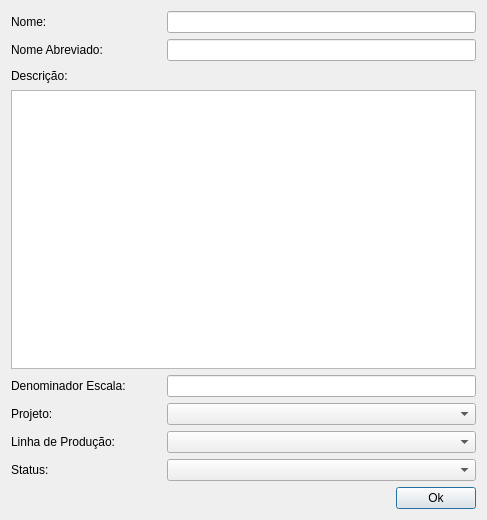
First picture: the form in uis/addLotForm.ui, repository dsgoficial/SAP_Gerente, before the edit.
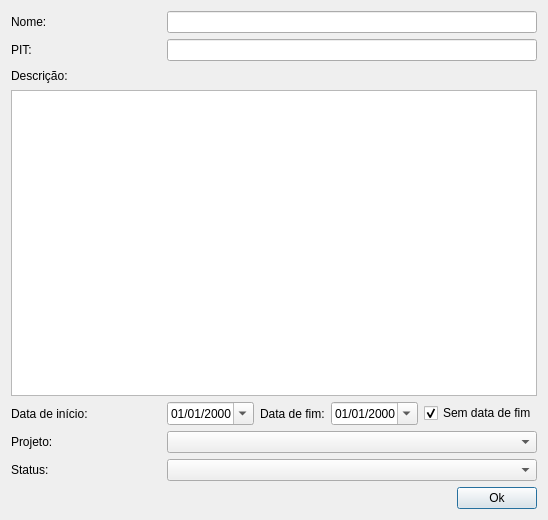
Second picture: the form after the edit.

Patch:
```diff
--- a/uis/addLotForm.ui
+++ b/uis/addLotForm.ui
@@ -69,7 +69,7 @@
         </size>
        </property>
        <property name="text">
-        <string>Nome Abreviado:</string>
+        <string>PIT:</string>
        </property>
       </widget>
      </item>
@@ -150,12 +150,46 @@
         </size>
        </property>
        <property name="text">
-        <string>Denominador Escala:</string>
+        <string>Data de início:</string>
        </property>
       </widget>
      </item>
      <item>
-      <widget class="QLineEdit" name="scaleLe"/>
+      <widget class="QDateEdit" name="dataInicioDe">
+       <property name="calendarPopup">
+        <bool>true</bool>
+       </property>
+       <property name="displayFormat">
+        <string>dd/MM/yyyy</string>
+       </property>
+      </widget>
+     </item>
+     <item>
+      <widget class="QLabel" name="dataFimLabel">
+       <property name="text">
+        <string>Data de fim:</string>
+       </property>
+      </widget>
+     </item>
+     <item>
+      <widget class="QDateEdit" name="dataFimDe">
+       <property name="calendarPopup">
+        <bool>true</bool>
+       </property>
+       <property name="displayFormat">
+        <string>dd/MM/yyyy</string>
+       </property>
+      </widget>
+     </item>
+     <item>
+      <widget class="QCheckBox" name="semDataFimCkb">
+       <property name="text">
+        <string>Sem data de fim</string>
+       </property>
+       <property name="checked">
+        <bool>true</bool>
+       </property>
+      </widget>
      </item>
     </layout>
    </item>
@@ -191,38 +225,6 @@
      </item>
     </layout>
    </item>
-   <item row="5" column="0">
-    <layout class="QHBoxLayout" name="horizontalLayout_7">
-     <item>
-      <widget class="QLabel" name="label_6">
-       <property name="sizePolicy">
-        <sizepolicy hsizetype="Fixed" vsizetype="Preferred">
-         <horstretch>0</horstretch>
-         <verstretch>0</verstretch>
-        </sizepolicy>
-       </property>
-       <property name="minimumSize">
-        <size>
-         <width>150</width>
-         <height>0</height>
-        </size>
-       </property>
-       <property name="maximumSize">
-        <size>
-         <width>150</width>
-         <height>16777215</height>
-        </size>
-       </property>
-       <property name="text">
-        <string>Linha de Produção:</string>
-       </property>
-      </widget>
-     </item>
-     <item>
-      <widget class="QComboBox" name="productionLinesCb"/>
-     </item>
-    </layout>
-   </item>
    <item row="6" column="0">
     <layout class="QHBoxLayout" name="horizontalLayout_8">
      <item>
```
Left out of the diff: 2 changed lines with no effect on the pictures.
